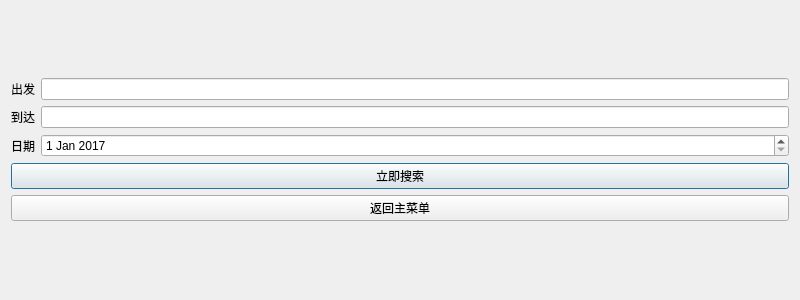
Qt form Client/UI/TrainUI/stationtostationsearch.ui (TimerChen/TrainTickets) before a commit.
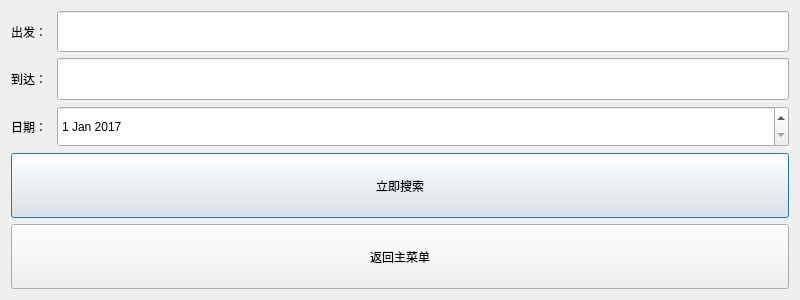
The same form after that commit. Icons and pictures are not drawn.

```diff
--- a/Client/UI/TrainUI/stationtostationsearch.ui
+++ b/Client/UI/TrainUI/stationtostationsearch.ui
@@ -25,32 +25,52 @@
        <item row="0" column="0">
         <widget class="QLabel" name="label">
          <property name="text">
-          <string>出发</string>
+          <string>出发： </string>
          </property>
         </widget>
        </item>
        <item row="0" column="1">
-        <widget class="QLineEdit" name="fromLineEdit"/>
+        <widget class="QLineEdit" name="fromLineEdit">
+         <property name="sizePolicy">
+          <sizepolicy hsizetype="Expanding" vsizetype="Preferred">
+           <horstretch>0</horstretch>
+           <verstretch>0</verstretch>
+          </sizepolicy>
+         </property>
+        </widget>
        </item>
        <item row="1" column="0">
         <widget class="QLabel" name="label_2">
          <property name="text">
-          <string>到达</string>
+          <string>到达： </string>
          </property>
         </widget>
        </item>
        <item row="1" column="1">
-        <widget class="QLineEdit" name="toLineEdit"/>
+        <widget class="QLineEdit" name="toLineEdit">
+         <property name="sizePolicy">
+          <sizepolicy hsizetype="Expanding" vsizetype="Preferred">
+           <horstretch>0</horstretch>
+           <verstretch>0</verstretch>
+          </sizepolicy>
+         </property>
+        </widget>
        </item>
        <item row="2" column="0">
         <widget class="QLabel" name="label_3">
          <property name="text">
-          <string>日期</string>
+          <string>日期： </string>
          </property>
         </widget>
        </item>
        <item row="2" column="1">
         <widget class="QDateEdit" name="dateEdit">
+         <property name="sizePolicy">
+          <sizepolicy hsizetype="Minimum" vsizetype="Preferred">
+           <horstretch>0</horstretch>
+           <verstretch>0</verstretch>
+          </sizepolicy>
+         </property>
          <property name="dateTime">
           <datetime>
            <hour>0</hour>
@@ -93,6 +113,12 @@
       <layout class="QVBoxLayout" name="verticalLayout">
        <item>
         <widget class="QPushButton" name="searchbotton">
+         <property name="sizePolicy">
+          <sizepolicy hsizetype="Minimum" vsizetype="Preferred">
+           <horstretch>0</horstretch>
+           <verstretch>0</verstretch>
+          </sizepolicy>
+         </property>
          <property name="text">
           <string>立即搜索</string>
          </property>
@@ -100,6 +126,12 @@
        </item>
        <item>
         <widget class="QPushButton" name="exitBtn">
+         <property name="sizePolicy">
+          <sizepolicy hsizetype="Minimum" vsizetype="Preferred">
+           <horstretch>0</horstretch>
+           <verstretch>0</verstretch>
+          </sizepolicy>
+         </property>
          <property name="text">
           <string>返回主菜单</string>
          </property>
```
